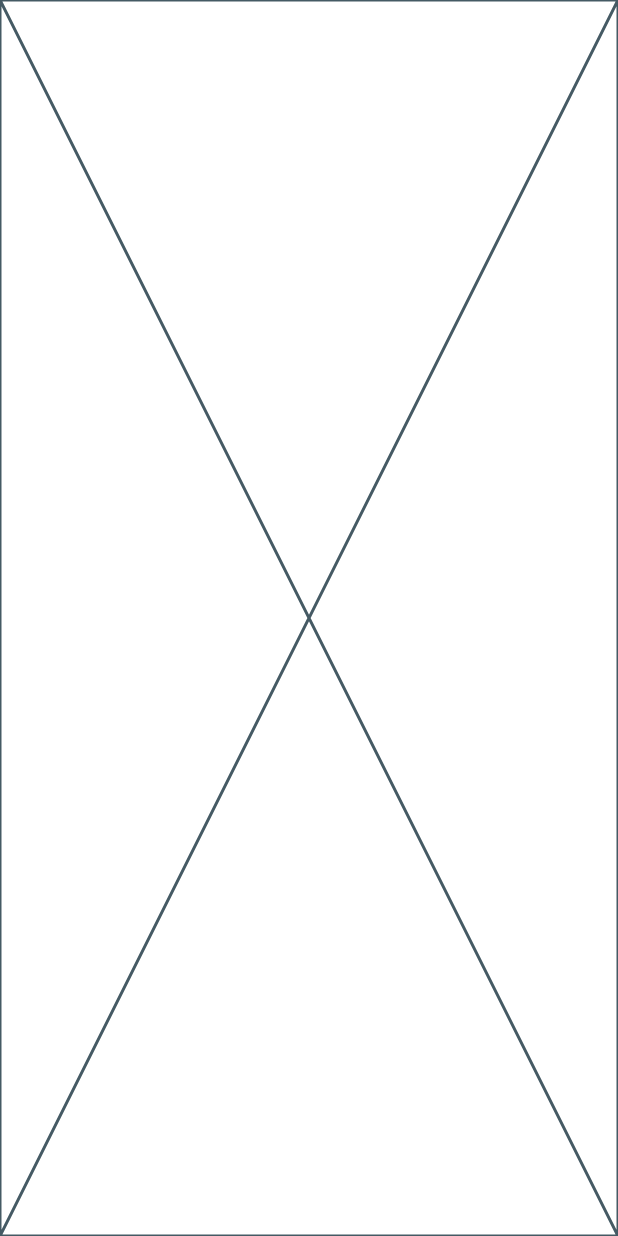
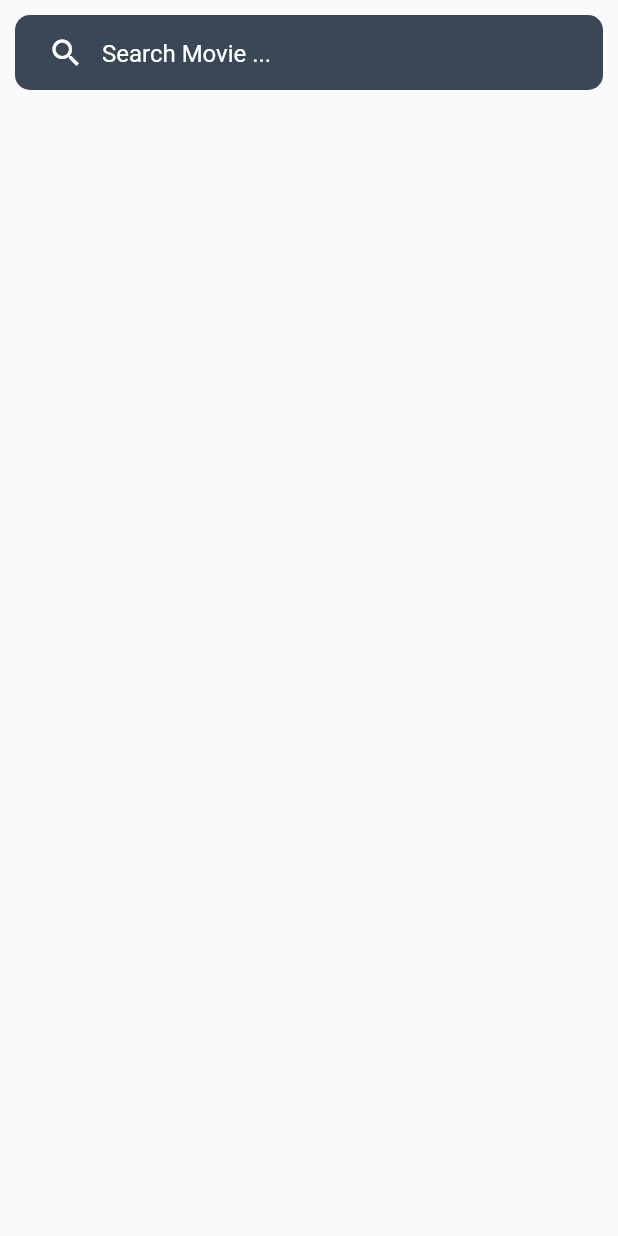
Before and after one commit to Sarbjyotsingh/flutter_imdb_app, a Flutter app: the screen it shows after launch, on a phone screen of 412 x 824 dp. Run offline on Flutter 3.47's test engine with Material 2 defaults, Android fonts, the phone set to English and light mode, and no system bars.

Commit message:
Adding Search Text Field in Home Screen

```diff
--- a/lib/main.dart
+++ b/lib/main.dart
@@ -1,5 +1,7 @@
 import 'package:flutter/material.dart';
-import 'package:flutter_imdb_app/views/screens/home_screens.dart';
+import 'package:flutter_imdb_app/utils/colors.dart';
+import 'package:flutter_imdb_app/utils/routes/routes.dart';
+import 'package:flutter_imdb_app/utils/routes/routes_name.dart';
 
 void main() {
   runApp(const MyApp());
@@ -14,9 +16,10 @@ class MyApp extends StatelessWidget {
     return MaterialApp(
       title: 'Flutter IMDB App',
       theme: ThemeData(
-        primarySwatch: Colors.blue,
+        primaryColor: kPrimaryColor,
       ),
-      home: const HomeScreen(),
+      initialRoute: RoutesName.home,
+      onGenerateRoute: Routes.generateRoute,
     );
   }
 }
--- a/lib/utils/constants.dart
+++ b/lib/utils/constants.dart
@@ -5,3 +5,5 @@ const double kAppBarElevation = 0;
 
 // Paddings
 const EdgeInsets kScreenPadding = EdgeInsets.all(10);
+
+const String kSearchHintText = 'Search Movie ...';
--- a/lib/utils/style.dart
+++ b/lib/utils/style.dart
@@ -4,3 +4,10 @@ import 'package:flutter_imdb_app/utils/colors.dart';
 const TextStyle kTextStyle = TextStyle(
   color: kWhiteColor,
 );
+
+const BoxDecoration kCustomListTileBoxDecoration = BoxDecoration(
+  color: kSecondaryDarkColor,
+  borderRadius: BorderRadius.all(
+    Radius.circular(10),
+  ),
+);
--- a/lib/views/screens/home_screens.dart
+++ b/lib/views/screens/home_screens.dart
@@ -1,4 +1,6 @@
 import 'package:flutter/material.dart';
+import 'package:flutter_imdb_app/utils/constants.dart';
+import 'package:flutter_imdb_app/views/widgets/custom_search_field.dart';
 
 class HomeScreen extends StatefulWidget {
   const HomeScreen({Key? key}) : super(key: key);
@@ -8,8 +10,26 @@ class HomeScreen extends StatefulWidget {
 }
 
 class _HomeScreenState extends State<HomeScreen> {
+  final TextEditingController _searchController = TextEditingController();
+
+  void _onSearchValueChanged(String value) {}
   @override
   Widget build(BuildContext context) {
-    return const Placeholder();
+    return SafeArea(
+      child: Scaffold(
+        body: Padding(
+          padding: kScreenPadding,
+          child: Column(
+            children: [
+              CustomSearchField(
+                hintText: kSearchHintText,
+                searchController: _searchController,
+                onChanged: (value) => _onSearchValueChanged(value),
+              ),
+            ],
+          ),
+        ),
+      ),
+    );
   }
 }
--- /dev/null
+++ b/lib/views/widgets/custom_search_field.dart
@@ -0,0 +1,44 @@
+import 'package:flutter/material.dart';
+import 'package:flutter_imdb_app/utils/colors.dart';
+import 'package:flutter_imdb_app/utils/style.dart';
+
+class CustomSearchField extends StatelessWidget {
+  final TextEditingController? searchController;
+  final String? hintText;
+  final ValueChanged<String>? onChanged;
+  const CustomSearchField({
+    super.key,
+    this.searchController,
+    this.hintText,
+    this.onChanged,
+  });
+
+  @override
+  Widget build(BuildContext context) {
+    return Container(
+      width: double.infinity,
+      height: 50,
+      decoration: kCustomListTileBoxDecoration,
+      padding: const EdgeInsets.symmetric(
+        vertical: 5,
+        horizontal: 10,
+      ),
+      child: TextField(
+        controller: searchController,
+        onChanged: onChanged,
+        style: kTextStyle,
+        decoration: InputDecoration(
+          border: InputBorder.none,
+          hintText: hintText ?? '',
+          hintStyle: const TextStyle(
+            color: kWhiteColor,
+          ),
+          prefixIcon: const Icon(
+            Icons.search,
+            color: kWhiteColor,
+          ),
+        ),
+      ),
+    );
+  }
+}
```
